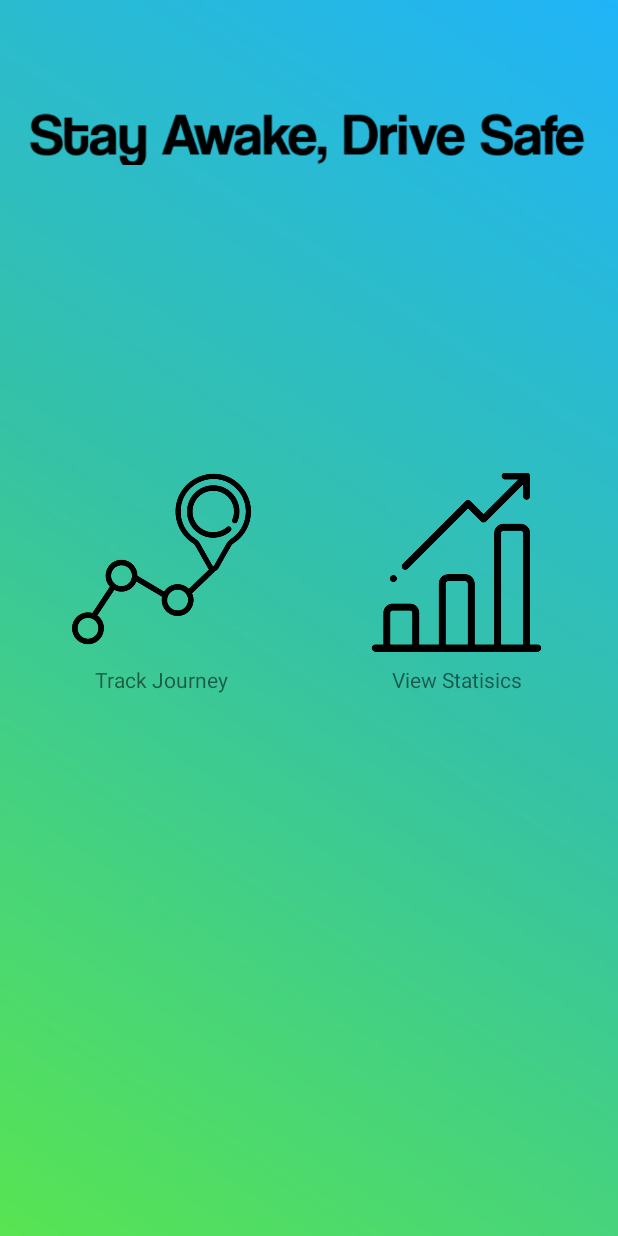
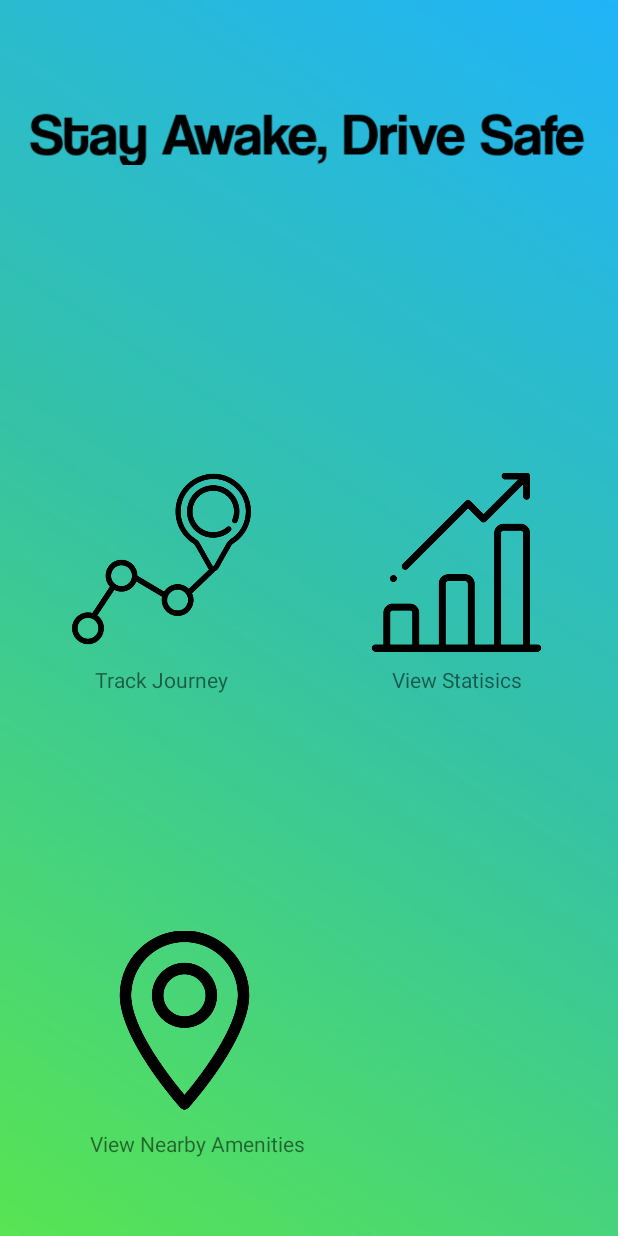
Before and after one commit to cshields236/FYP, an Android app: the DashboardActivity screen opened directly, with no data from a screen before it, on a phone screen of 412 x 824 dp. Run offline under Robolectric (Android 15) with nearby library versions, the light colour scheme and no system bars; 2 statements that could not run were skipped.

Commit message:
add map activity and add to dashboard

```diff
--- a/app/build.gradle
+++ b/app/build.gradle
@@ -30,11 +30,12 @@ dependencies {
     implementation 'com.google.firebase:firebase-ml-vision:18.0.1'
     implementation 'com.google.firebase:firebase-database:16.0.4'
     implementation 'com.google.firebase:firebase-firestore:17.1.2'
+    implementation 'com.google.android.gms:play-services-maps:16.1.0'
     testImplementation 'junit:junit:4.12'
     androidTestImplementation 'androidx.test.ext:junit:1.1.1'
     androidTestImplementation 'androidx.test.espresso:espresso-core:3.1.1'
     implementation 'com.google.firebase:firebase-auth:19.1.0'
 
-
+    implementation 'com.google.android.gms:play-services-location:17.0.0'
 }
 apply plugin: 'com.google.gms.google-services'
--- a/app/src/main/java/com/example/fyp/App/DashboardActivity.java
+++ b/app/src/main/java/com/example/fyp/App/DashboardActivity.java
@@ -1,21 +1,84 @@
 package com.example.fyp.App;
 
 import androidx.appcompat.app.AppCompatActivity;
+import androidx.core.app.ActivityCompat;
+import androidx.core.content.ContextCompat;
 
+import android.Manifest;
 import android.content.Intent;
+import android.content.pm.PackageManager;
 import android.os.Bundle;
 import android.view.View;
+import android.widget.ImageView;
+import android.widget.TextView;
+import android.widget.Toast;
 
 import com.example.fyp.R;
+import com.google.android.gms.location.FusedLocationProviderClient;
+import com.google.android.gms.location.LocationCallback;
+import com.google.android.gms.location.LocationRequest;
+import com.google.android.gms.location.LocationResult;
 
 public class DashboardActivity extends AppCompatActivity {
+    double lat;
+    double lng;
+    ImageView mapsBtn;
 
     @Override
     protected void onCreate(Bundle savedInstanceState) {
         super.onCreate(savedInstanceState);
         setContentView(R.layout.activity_dashboard);
+
+
+
+
+        LocationRequest mLocationRequest = new LocationRequest();
+        mLocationRequest.setInterval(1000);
+        mLocationRequest.setFastestInterval(5000);
+        mLocationRequest.setPriority(LocationRequest.PRIORITY_HIGH_ACCURACY);
+
+
+        FusedLocationProviderClient mFusedLocationClient = new FusedLocationProviderClient(this);
+        if (ContextCompat.checkSelfPermission(this, Manifest.permission.ACCESS_FINE_LOCATION) == PackageManager.PERMISSION_GRANTED) {
+            mFusedLocationClient.requestLocationUpdates(mLocationRequest, new LocationCallback() {
+                @Override
+                public void onLocationResult(LocationResult l) {
+                    super.onLocationResult(l);
+                    lat = l.getLastLocation().getLatitude();
+                    lng = l.getLastLocation().getLongitude();
+
+
+
+                }
+            }, getMainLooper());
+
+        } else {
+
+
+            ActivityCompat.requestPermissions
+                    (DashboardActivity.this, new String[]{Manifest.permission.ACCESS_FINE_LOCATION}, 1
+                    );
+            Toast.makeText(DashboardActivity.this, "Coordinate", Toast.LENGTH_LONG).show();
+        }
+
+
+
+        mapsBtn = findViewById(R.id.imageView4);
+
+        mapsBtn.setOnClickListener(new View.OnClickListener() {
+            @Override
+            public void onClick(View v) {
+                Intent intent = new Intent(DashboardActivity.this, MapsActivity.class);
+                intent.putExtra("Lat", String.valueOf(lat));
+                intent.putExtra("Long", String.valueOf(lng));
+                startActivity(intent);
+
+
+            }
+        });
+
+
     }
-
 
 
     public void launchStats(View v) {
@@ -23,8 +86,9 @@ public class DashboardActivity extends AppCompatActivity {
         startActivity(intent);
     }
 
-    public void launchFaceTrcker(View view){
+    public void launchFaceTrcker(View view) {
         Intent i = new Intent(this, AppFunctionality.class);
         startActivity(i);
     }
+
 }
--- a/app/src/main/java/com/example/fyp/Entities/JourneyInformation.java
+++ b/app/src/main/java/com/example/fyp/Entities/JourneyInformation.java
@@ -15,6 +15,12 @@ public class JourneyInformation {
     public JourneyInformation(String name, String time, double leftEye, double rightEye) {
         this.name = name;
         this.time = time;
+        this.leftEye = leftEye;
+        this.rightEye = rightEye;
+    }
+
+    public JourneyInformation( double leftEye, double rightEye) {
+
         this.leftEye = leftEye;
         this.rightEye = rightEye;
     }
--- a/app/src/main/res/layout/activity_dashboard.xml
+++ b/app/src/main/res/layout/activity_dashboard.xml
@@ -6,7 +6,7 @@
     xmlns:tools="http://schemas.android.com/tools"
     android:layout_width="match_parent"
     android:layout_height="match_parent"
-    tools:context=".App.AppFunctionality">
+    tools:context=".App.DashboardActivity">
 
     <ImageView
         android:id="@+id/imageView2"
@@ -62,5 +62,28 @@
         app:layout_constraintEnd_toEndOf="parent"
         app:layout_constraintTop_toBottomOf="@+id/imageView3" />
 
+    <ImageView
+
+        android:id="@+id/imageView4"
+        android:layout_width="119dp"
+        android:layout_height="121dp"
+        android:layout_marginStart="63dp"
+        android:layout_marginBottom="12dp"
+
+        app:layout_constraintBottom_toTopOf="@+id/textView3"
+        app:layout_constraintStart_toStartOf="parent"
+        app:srcCompat="@drawable/pin" />
+
+    <TextView
+        android:id="@+id/textView3"
+        android:layout_width="wrap_content"
+        android:layout_height="wrap_content"
+        android:layout_marginStart="60dp"
+        android:layout_marginBottom="52dp"
+
+        android:text="View Nearby Amenities"
+        app:layout_constraintBottom_toBottomOf="parent"
+        app:layout_constraintStart_toStartOf="parent" />
+
 
 </androidx.constraintlayout.widget.ConstraintLayout>
--- a/app/src/main/res/layout/activity_log_in.xml
+++ b/app/src/main/res/layout/activity_log_in.xml
@@ -50,7 +50,6 @@ tools:layout_editor_absoluteX="0dp">
         android:textColorHint="#00FFFFFF"
         android:textDirection="locale"
         android:textSize="18sp"
-    app:layout_constraintBottom_toTopOf="@+id/lusername1"
         app:layout_constraintEnd_toEndOf="parent"
         app:layout_constraintHorizontal_bias="0.0"
         app:layout_constraintStart_toStartOf="parent"
@@ -85,7 +84,7 @@ tools:layout_editor_absoluteX="0dp">
             app:layout_constraintEnd_toEndOf="parent"
             app:layout_constraintHorizontal_bias="0.0"
             app:layout_constraintStart_toStartOf="parent"
-    app:layout_constraintTop_toBottomOf="@+id/lEmail1" />
+            app:layout_constraintTop_toBottomOf="@+id/lEmail" />
 
     </com.google.android.material.textfield.TextInputLayout>
 
--- a/app/src/main/res/values/strings.xml
+++ b/app/src/main/res/values/strings.xml
@@ -1,4 +1,5 @@
 <resources>
     <string name="app_name">FYP</string>
+    <string name="title_activity_maps">Map</string>
 
 </resources>
```
Also changed, not shown: app/src/main/AndroidManifest.xml (+22 -1 lines), app/src/main/java/com/example/fyp/App/AppFunctionality.java (+17 -10 lines), app/src/main/java/com/example/fyp/App/MainActivity.java (+32 -15 lines), app/src/main/java/com/example/fyp/App/MapsActivity.java (added, +60 -0 lines), app/src/main/java/com/example/fyp/App/statsActivity.java (+3 -14 lines), app/src/main/res/layout/activity_maps.xml (added, +9 -0 lines), app/src/main/res/values/google_maps_api.xml (added, +24 -0 lines), app/src/main/res/drawable/pin.png (added), 1 other file. Lines whose indentation alone changed are shown as unchanged.
